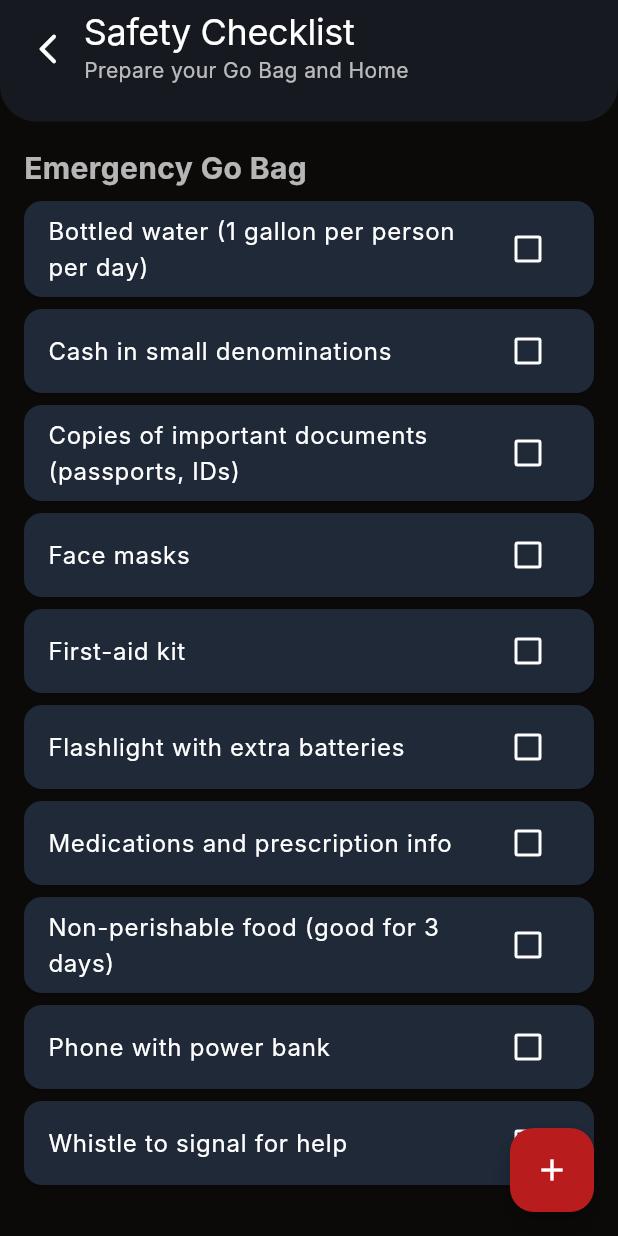
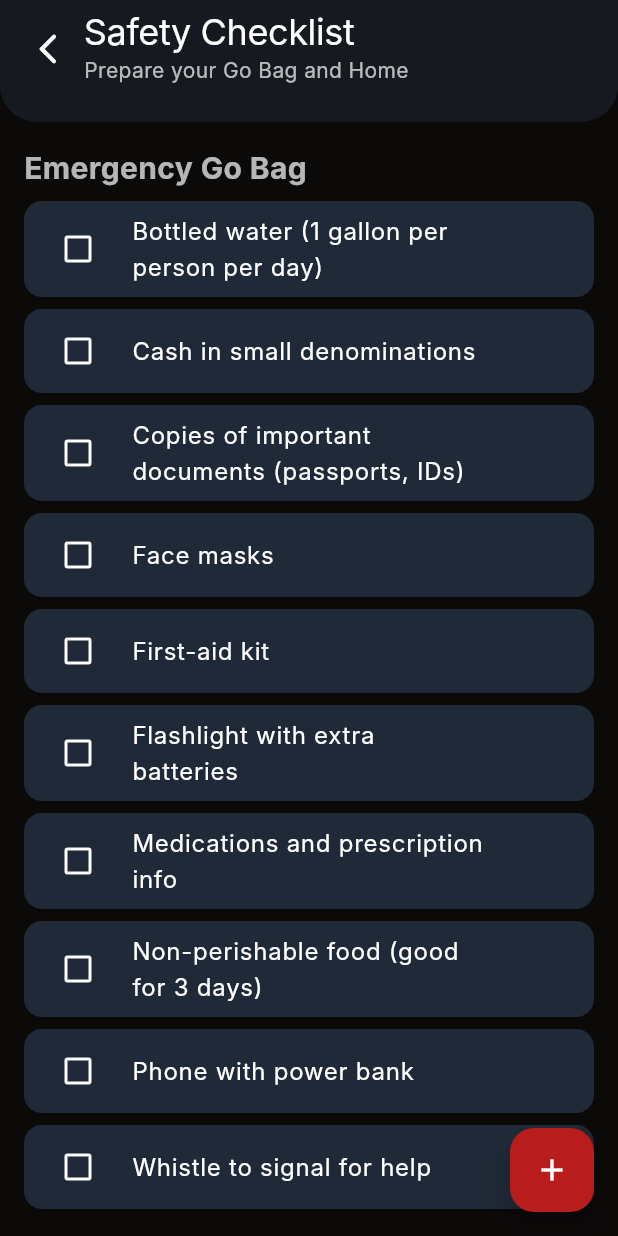
Before and after one commit to slvr123/ligtas-ph, a Flutter app: the ChecklistScreen screen opened directly, on a phone screen of 412 x 824 dp. Run offline on Flutter 3.47's test engine with Material 3 defaults, Android fonts, the phone set to English and light mode, and no system bars; our stand-ins replace audioplayers, cloud_firestore, firebase_auth, firebase_core, geocoding, geolocator and 2 more; missing offline and left inert: torch_light; accounts and stored records are empty; Roboto replaces fonts that are missing (Inter).

Commit message:
Refactor ChecklistTile to StatelessWidget
Refactored ChecklistTile from StatefulWidget to StatelessWidget. Added initialValue, onChanged, isCustom, and onDelete parameters for enhanced functionality.

```diff
--- a/lib/widgets/checklist_tile.dart
+++ b/lib/widgets/checklist_tile.dart
@@ -1,34 +1,72 @@
 import 'package:flutter/material.dart';
 
-class ChecklistTile extends StatefulWidget {
+class ChecklistTile extends StatelessWidget {
   final String title;
-  const ChecklistTile({super.key, required this.title});
+  final bool initialValue;
+  final ValueChanged<bool> onChanged;
+  final bool isCustom; // Flag to indicate if it's a custom item
+  final VoidCallback? onDelete; // Optional callback for deleting
 
-  @override
-  State<ChecklistTile> createState() => _ChecklistTileState();
-}
-
-class _ChecklistTileState extends State<ChecklistTile> {
-  bool _isChecked = false;
+  const ChecklistTile({
+    super.key,
+    required this.title,
+    required this.initialValue,
+    required this.onChanged,
+    this.isCustom = false, // Default to false
+    this.onDelete, // Nullable
+  });
 
   @override
   Widget build(BuildContext context) {
     final theme = Theme.of(context);
+    final bool isChecked = initialValue;
+
+    // Build the delete button widget conditionally
+    Widget? deleteButton;
+    if (isCustom && onDelete != null) {
+      deleteButton = IconButton(
+        icon: Icon(Icons.delete_outline,
+            color: theme.colorScheme.error.withOpacity(0.7)),
+        tooltip: 'Delete Custom Item',
+        constraints: const BoxConstraints(), // Keep button compact
+        padding: const EdgeInsets.only(
+            left: 12.0), // Add padding to separate from text
+        visualDensity: VisualDensity.compact,
+        onPressed: onDelete,
+      );
+    } else {
+      // If no delete button, add a SizedBox to occupy the same space visually
+      deleteButton = const SizedBox(width: 48); // Approx width of an IconButton
+    }
+
     return Card(
       margin: const EdgeInsets.only(bottom: 8),
       child: CheckboxListTile(
-        title: Text(
-          widget.title,
-          style: theme.textTheme.bodyLarge?.copyWith(
-            color: _isChecked ? Colors.white54 : theme.colorScheme.onSurface,
-            decoration: _isChecked ? TextDecoration.lineThrough : TextDecoration.none,
-          ),
+        controlAffinity: ListTileControlAffinity.leading,
+        title: Row(
+          children: [
+            Expanded(
+              // Text takes up available space
+              child: Text(
+                title,
+                style: theme.textTheme.bodyLarge?.copyWith(
+                  color:
+                      isChecked ? Colors.white54 : theme.colorScheme.onSurface,
+                  decoration: isChecked
+                      ? TextDecoration.lineThrough
+                      : TextDecoration.none,
+                ),
+              ),
+            ),
+            // Add the delete button (or SizedBox) at the end of the Row
+            deleteButton,
+          ],
         ),
-        value: _isChecked,
+        value: isChecked,
         onChanged: (bool? newValue) {
-          setState(() {
-            _isChecked = newValue!;
-          });
+          if (newValue != null) {
+            onChanged(newValue);
+          }
         },
         activeColor: theme.colorScheme.primary,
         checkColor: Colors.white,
```
